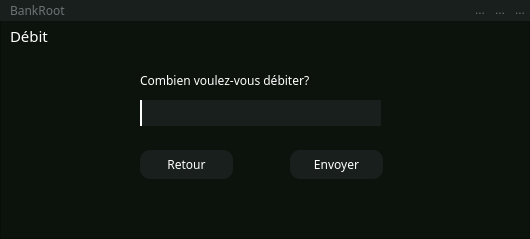
This is debit.ui in SparqueeZ/Bank-Root as Qt 5 draws it before an edit. The edited form follows.
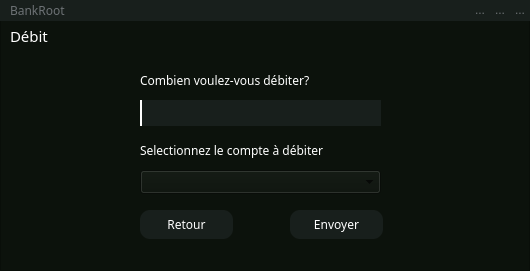
This is the edited form. Icons and pictures are not drawn.

Diff of the .ui file:
```diff
--- a/debit.ui
+++ b/debit.ui
@@ -7,7 +7,7 @@
     <x>0</x>
     <y>0</y>
     <width>530</width>
-    <height>239</height>
+    <height>271</height>
    </rect>
   </property>
   <property name="windowTitle">
@@ -19,7 +19,7 @@
      <x>0</x>
      <y>0</y>
      <width>530</width>
-     <height>239</height>
+     <height>271</height>
     </rect>
    </property>
    <property name="styleSheet">
@@ -77,7 +77,7 @@
     <property name="geometry">
      <rect>
       <x>140</x>
-      <y>150</y>
+      <y>210</y>
       <width>93</width>
       <height>29</height>
      </rect>
@@ -117,7 +117,7 @@
     <property name="geometry">
      <rect>
       <x>290</x>
-      <y>150</y>
+      <y>210</y>
       <width>93</width>
       <height>29</height>
      </rect>
@@ -286,6 +286,39 @@
      </property>
     </widget>
    </widget>
+   <widget class="QComboBox" name="debit_acc_choice">
+    <property name="geometry">
+     <rect>
+      <x>140</x>
+      <y>170</y>
+      <width>241</width>
+      <height>24</height>
+     </rect>
+    </property>
+   </widget>
+   <widget class="QLabel" name="label_6">
+    <property name="geometry">
+     <rect>
+      <x>140</x>
+      <y>140</y>
+      <width>251</width>
+      <height>20</height>
+     </rect>
+    </property>
+    <property name="font">
+     <font>
+      <family>Montserrat Medium</family>
+     </font>
+    </property>
+    <property name="styleSheet">
+     <string notr="true">background-color: transparent;
+color: rgb(255, 255, 255);
+</string>
+    </property>
+    <property name="text">
+     <string>Selectionnez le compte à débiter</string>
+    </property>
+   </widget>
   </widget>
  </widget>
  <resources>
```
